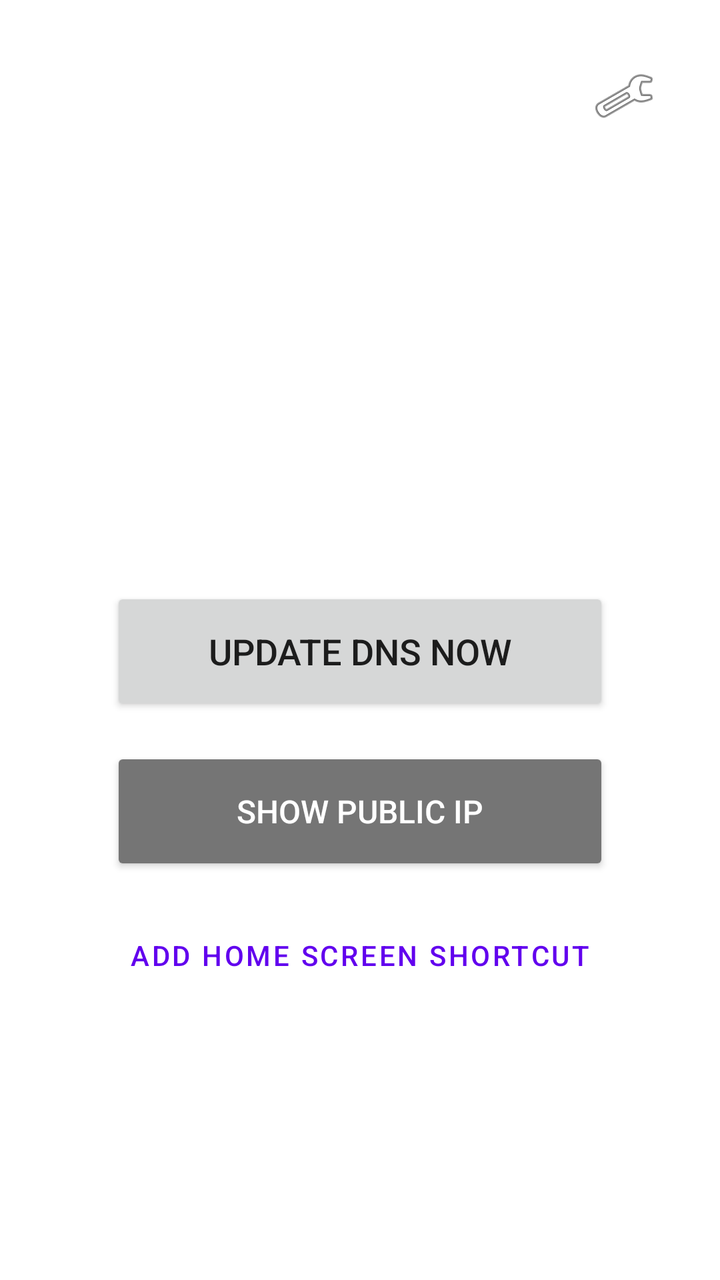
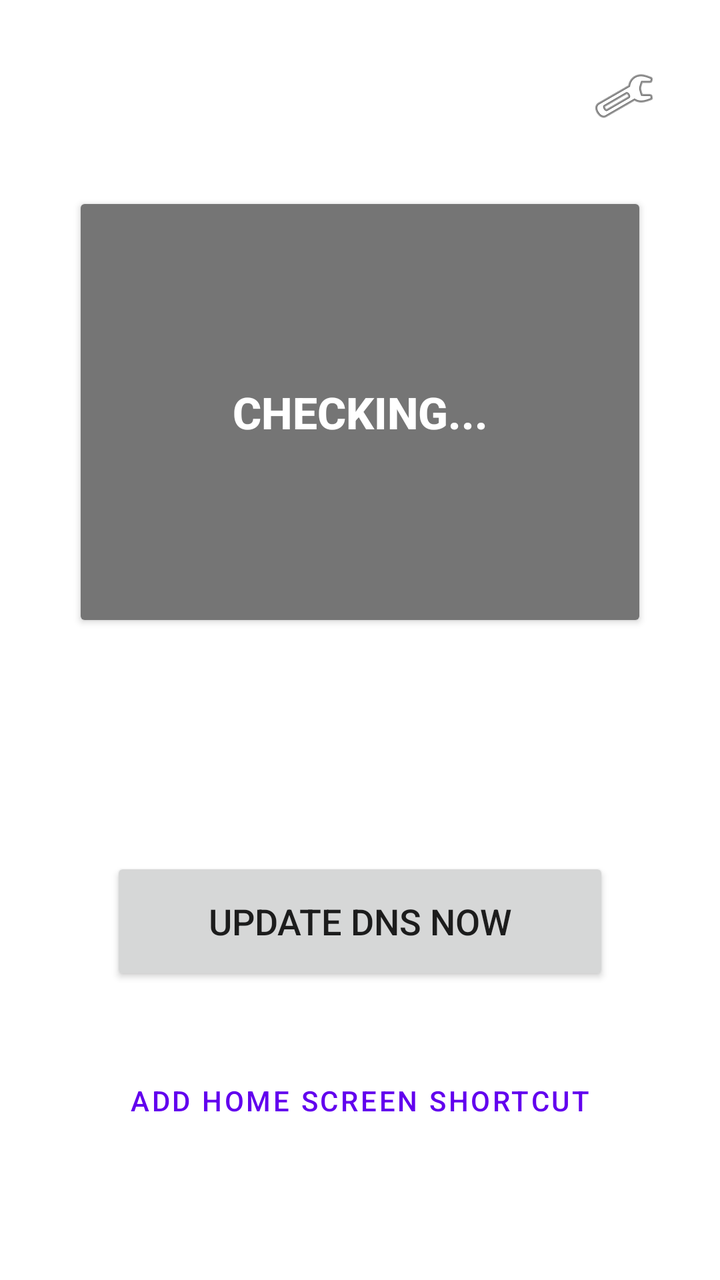

Screens rendered from an Android XML layout before and after an edit, with the pre-edit source and the edit as a unified diff.
<!-- AndroidManifest.xml: application theme Theme.CloudflareDNSUpdater -->
<!-- res/layout/activity_main.xml -->
<?xml version="1.0" encoding="utf-8"?>
<androidx.constraintlayout.widget.ConstraintLayout xmlns:android="http://schemas.android.com/apk/res/android"
    xmlns:app="http://schemas.android.com/apk/res-auto"
    android:layout_width="match_parent"
    android:layout_height="match_parent"
    android:padding="24dp">

    <ImageButton
        android:id="@+id/settingsButton"
        android:layout_width="48dp"
        android:layout_height="48dp"
        android:background="?attr/selectableItemBackgroundBorderless"
        android:contentDescription="Settings"
        android:src="@android:drawable/ic_menu_manage"
        app:layout_constraintTop_toTopOf="parent"
        app:layout_constraintEnd_toEndOf="parent" />

    <TextView
        android:id="@+id/hostnameText"
        android:layout_width="wrap_content"
        android:layout_height="wrap_content"
        android:textSize="22sp"
        android:textStyle="bold"
        android:gravity="center"
        app:layout_constraintTop_toTopOf="parent"
        app:layout_constraintStart_toStartOf="parent"
        app:layout_constraintEnd_toEndOf="parent"
        app:layout_constraintBottom_toTopOf="@id/statusText"
        app:layout_constraintVertical_chainStyle="packed"
        android:layout_marginTop="80dp" />

    <TextView
        android:id="@+id/statusText"
        android:layout_width="wrap_content"
        android:layout_height="wrap_content"
        android:layout_marginTop="16dp"
        android:textSize="16sp"
        android:gravity="center"
        android:textColor="#666666"
        app:layout_constraintTop_toBottomOf="@id/hostnameText"
        app:layout_constraintStart_toStartOf="parent"
        app:layout_constraintEnd_toEndOf="parent"
        app:layout_constraintBottom_toTopOf="@id/updateButton" />

    <Button
        android:id="@+id/updateButton"
        android:layout_width="0dp"
        android:layout_height="64dp"
        android:layout_marginTop="32dp"
        android:text="Update DNS Now"
        android:textSize="18sp"
        app:layout_constraintTop_toBottomOf="@id/statusText"
        app:layout_constraintStart_toStartOf="parent"
        app:layout_constraintEnd_toEndOf="parent"
        app:layout_constraintBottom_toTopOf="@id/showIpButton"
        app:layout_constraintWidth_percent="0.8" />

    <Button
        android:id="@+id/showIpButton"
        android:layout_width="0dp"
        android:layout_height="64dp"
        android:layout_marginTop="16dp"
        android:text="Show Public IP"
        android:textSize="16sp"
        android:textColor="#FFFFFF"
        android:backgroundTint="#757575"
        app:layout_constraintTop_toBottomOf="@id/updateButton"
        app:layout_constraintStart_toStartOf="parent"
        app:layout_constraintEnd_toEndOf="parent"
        app:layout_constraintBottom_toTopOf="@id/pinShortcutButton"
        app:layout_constraintWidth_percent="0.8" />

    <Button
        android:id="@+id/pinShortcutButton"
        android:layout_width="0dp"
        android:layout_height="wrap_content"
        android:layout_marginTop="16dp"
        android:layout_marginBottom="24dp"
        android:text="Add Home Screen Shortcut"
        android:textSize="14sp"
        style="?attr/borderlessButtonStyle"
        app:layout_constraintTop_toBottomOf="@id/showIpButton"
        app:layout_constraintStart_toStartOf="parent"
        app:layout_constraintEnd_toEndOf="parent"
        app:layout_constraintBottom_toBottomOf="parent"
        app:layout_constraintWidth_percent="0.8" />

</androidx.constraintlayout.widget.ConstraintLayout>
<!-- resources referenced by this layout -->
<resources>
  <style name="Theme.CloudflareDNSUpdater" parent="Theme.MaterialComponents.DayNight.NoActionBar" />
</resources>

<!-- the commit's change to res/layout/activity_main.xml (unified diff, before → after) -->
@@ -15,59 +15,58 @@
         app:layout_constraintTop_toTopOf="parent"
         app:layout_constraintEnd_toEndOf="parent" />
 
+    <Button
+        android:id="@+id/showIpButton"
+        android:layout_width="0dp"
+        android:layout_height="220dp"
+        android:layout_marginTop="72dp"
+        android:text="Checking..."
+        android:textSize="22sp"
+        android:textStyle="bold"
+        android:textColor="#FFFFFF"
+        android:backgroundTint="#757575"
+        android:maxLines="3"
+        android:gravity="center"
+        android:padding="16dp"
+        app:layout_constraintTop_toTopOf="parent"
+        app:layout_constraintStart_toStartOf="parent"
+        app:layout_constraintEnd_toEndOf="parent"
+        app:layout_constraintWidth_percent="0.92" />
+
     <TextView
         android:id="@+id/hostnameText"
         android:layout_width="wrap_content"
         android:layout_height="wrap_content"
-        android:textSize="22sp"
+        android:layout_marginTop="24dp"
+        android:textSize="20sp"
         android:textStyle="bold"
         android:gravity="center"
-        app:layout_constraintTop_toTopOf="parent"
+        app:layout_constraintTop_toBottomOf="@id/showIpButton"
         app:layout_constraintStart_toStartOf="parent"
-        app:layout_constraintEnd_toEndOf="parent"
-        app:layout_constraintBottom_toTopOf="@id/statusText"
-        app:layout_constraintVertical_chainStyle="packed"
-        android:layout_marginTop="80dp" />
+        app:layout_constraintEnd_toEndOf="parent" />
 
     <TextView
         android:id="@+id/statusText"
         android:layout_width="wrap_content"
         android:layout_height="wrap_content"
-        android:layout_marginTop="16dp"
+        android:layout_marginTop="12dp"
         android:textSize="16sp"
         android:gravity="center"
         android:textColor="#666666"
         app:layout_constraintTop_toBottomOf="@id/hostnameText"
         app:layout_constraintStart_toStartOf="parent"
-        app:layout_constraintEnd_toEndOf="parent"
-        app:layout_constraintBottom_toTopOf="@id/updateButton" />
+        app:layout_constraintEnd_toEndOf="parent" />
 
     <Button
         android:id="@+id/updateButton"
         android:layout_width="0dp"
         android:layout_height="64dp"
-        android:layout_marginTop="32dp"
+        android:layout_marginTop="28dp"
         android:text="Update DNS Now"
         android:textSize="18sp"
         app:layout_constraintTop_toBottomOf="@id/statusText"
         app:layout_constraintStart_toStartOf="parent"
         app:layout_constraintEnd_toEndOf="parent"
-        app:layout_constraintBottom_toTopOf="@id/showIpButton"
-        app:layout_constraintWidth_percent="0.8" />
-
-    <Button
-        android:id="@+id/showIpButton"
-        android:layout_width="0dp"
-        android:layout_height="64dp"
-        android:layout_marginTop="16dp"
-        android:text="Show Public IP"
-        android:textSize="16sp"
-        android:textColor="#FFFFFF"
-        android:backgroundTint="#757575"
-        app:layout_constraintTop_toBottomOf="@id/updateButton"
-        app:layout_constraintStart_toStartOf="parent"
-        app:layout_constraintEnd_toEndOf="parent"
-        app:layout_constraintBottom_toTopOf="@id/pinShortcutButton"
         app:layout_constraintWidth_percent="0.8" />
 
     <Button
@@ -79,7 +78,7 @@
         android:text="Add Home Screen Shortcut"
         android:textSize="14sp"
         style="?attr/borderlessButtonStyle"
-        app:layout_constraintTop_toBottomOf="@id/showIpButton"
+        app:layout_constraintTop_toBottomOf="@id/updateButton"
         app:layout_constraintStart_toStartOf="parent"
         app:layout_constraintEnd_toEndOf="parent"
         app:layout_constraintBottom_toBottomOf="parent"
